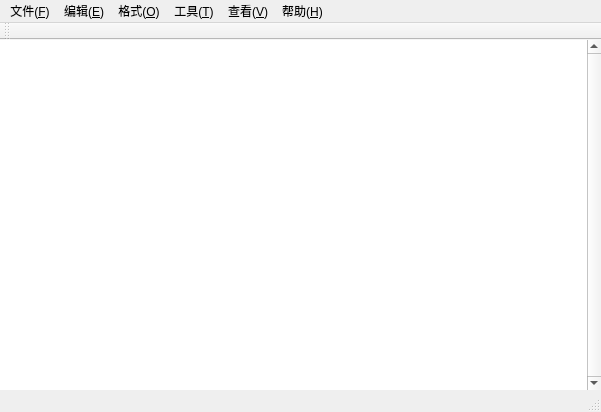
First picture: the form in QtNodePad/QtNodePad/QtNodePadWidget.ui, repository KikyoShaw/QtNotepadPlusPlus, before the edit.
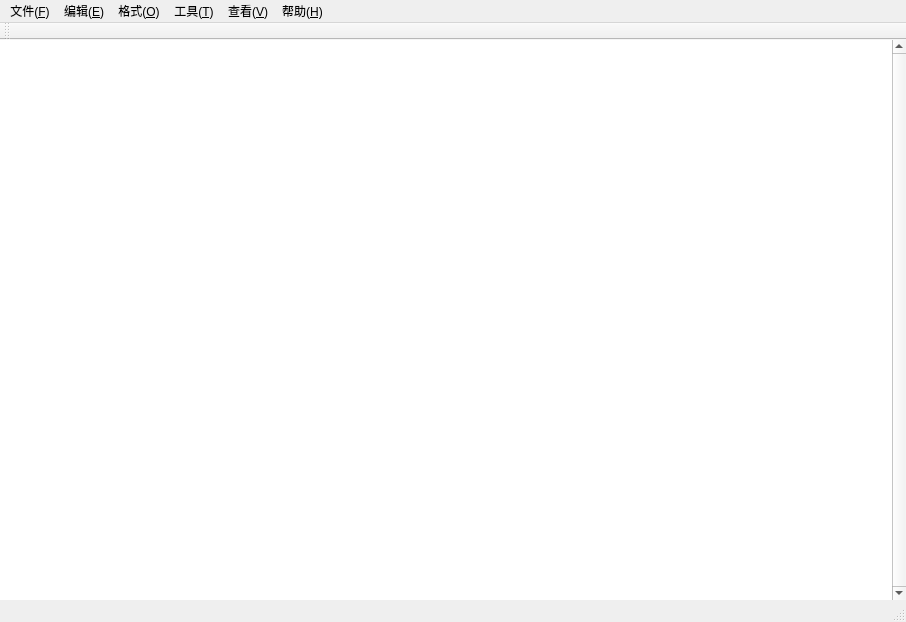
Second picture: the form after the edit.

Commit message: 底部工具栏初始化

```diff
--- a/QtNodePad/QtNodePad/QtNodePadWidget.ui
+++ b/QtNodePad/QtNodePad/QtNodePadWidget.ui
@@ -6,8 +6,8 @@
    <rect>
     <x>0</x>
     <y>0</y>
-    <width>601</width>
-    <height>404</height>
+    <width>906</width>
+    <height>622</height>
    </rect>
   </property>
   <property name="windowTitle">
@@ -59,7 +59,7 @@
     <rect>
      <x>0</x>
      <y>0</y>
-     <width>601</width>
+     <width>906</width>
      <height>23</height>
     </rect>
    </property>
```
The commit also changes 2 other files.
